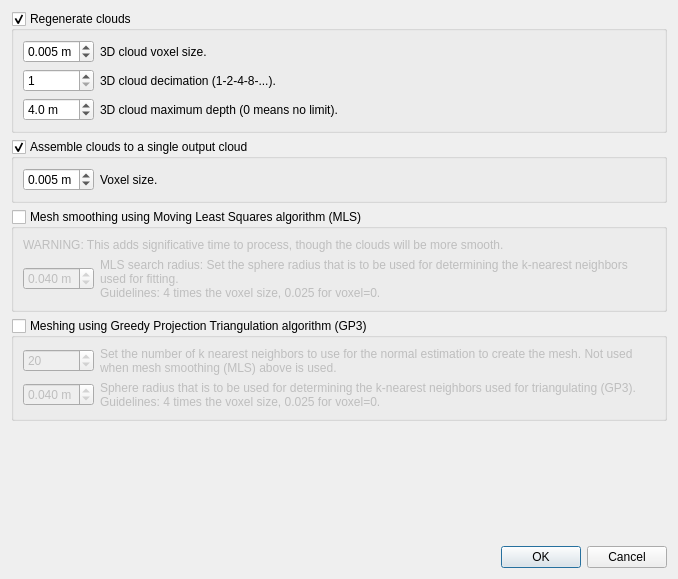
Old version of the form guilib/src/ui/exportCloudsDialog.ui in the repository introlab/rtabmap.
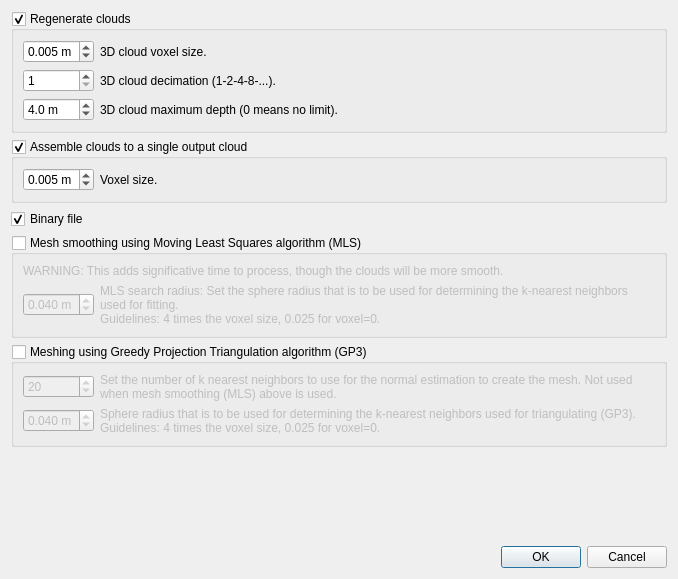
New version of the form.

Commit message: GUI: export clouds in binary mode by default

What changed in the file:
```diff
--- a/guilib/src/ui/exportCloudsDialog.ui
+++ b/guilib/src/ui/exportCloudsDialog.ui
@@ -148,6 +148,16 @@
      </layout>
     </widget>
    </item>
+   <item>
+    <widget class="QCheckBox" name="checkBox_binary">
+     <property name="text">
+      <string>Binary file</string>
+     </property>
+     <property name="checked">
+      <bool>true</bool>
+     </property>
+    </widget>
+   </item>
    <item>
     <widget class="QGroupBox" name="groupBox_mls">
      <property name="title">
```
The commit also changes 4 other files.
